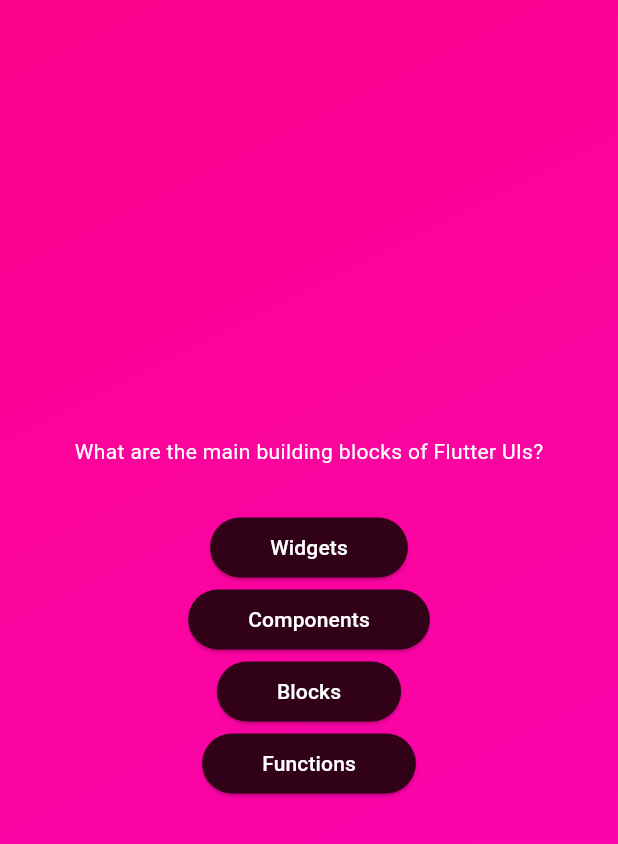
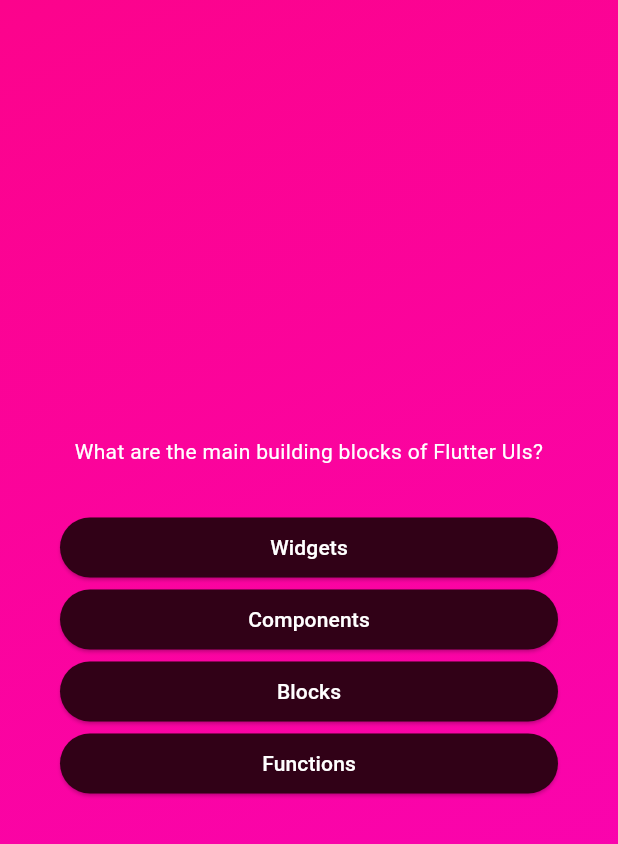
Before and after one commit to KaranKhandekar1729/Quiz-App, a Flutter app: the screen it shows after launch, after a tap on "Start Quiz", on a phone screen of 412 x 824 dp. Shown: the top 844 px of the screen. Run offline on Flutter 3.47's test engine with Material 3 defaults, Android fonts, the phone set to English and light mode, and no system bars.

Commit message:
added margin, padding and text alignment

```diff
--- a/lib/questions_screen.dart
+++ b/lib/questions_screen.dart
@@ -18,14 +18,18 @@ class _QuestionsScreenState extends State<QuestionsScreen> {
 
     return SizedBox(
       width: double.infinity, //as wide as possible
+      child: Container( //refactored with container for adding margin
+        margin: const EdgeInsets.all(40),
         child: Column(
           mainAxisAlignment: MainAxisAlignment.center,
+          crossAxisAlignment: CrossAxisAlignment.stretch,
           children: [
             Text(
               currentQuestion.text,
               style: const TextStyle(
                 color: Colors.white,
               ),
+              textAlign: TextAlign.center,
             ),
             const SizedBox(height: 30),
             ...currentQuestion.answers.map((answer) {
@@ -37,6 +41,7 @@ class _QuestionsScreenState extends State<QuestionsScreen> {
             // AnswerButton(currentQuestion.answers[3], () {}),
           ],
         ),
+      ),
     );
   }
 }
```
Lines whose indentation alone changed are shown as unchanged.
